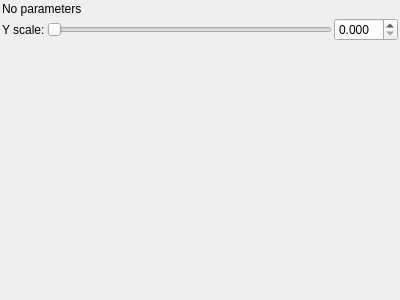
First picture: the form in mandelbulber2/qt_data/fractal_msltoesym2.ui, repository buddhi1980/mandelbulber2, before the edit.
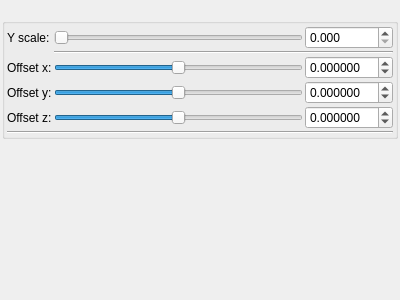
Second picture: the form after the edit. Custom widgets are drawn as their Qt base class.

```diff
--- a/mandelbulber2/qt_data/fractal_msltoesym2.ui
+++ b/mandelbulber2/qt_data/fractal_msltoesym2.ui
@@ -32,17 +32,101 @@
    <item>
     <widget class="QLabel" name="label">
      <property name="text">
-      <string>No parameters</string>
+      <string/>
      </property>
     </widget>
    </item>
    <item>
-    <layout class="QGridLayout" name="gridLayout">
+    <widget class="QGroupBox" name="groupBox">
+     <property name="toolTip">
+      <string>&lt;html&gt;&lt;head/&gt;&lt;body&gt;&lt;p&gt;&lt;span style=&quot; color:#000000;&quot;&gt;/* MsltoeSym2 from mbulb3d, also somewhere on fractalforums */&lt;/span&gt;&lt;/p&gt;&lt;/body&gt;&lt;/html&gt;</string>
+     </property>
+     <property name="title">
+      <string/>
+     </property>
+     <property name="checkable">
+      <bool>false</bool>
+     </property>
+     <layout class="QVBoxLayout" name="verticalLayout_29" stretch="0,0">
      <property name="spacing">
       <number>2</number>
      </property>
-     <item row="0" column="1">
-      <widget class="QSlider" name="slider_msltoesym2_y_multiplier">
+      <property name="leftMargin">
+       <number>2</number>
+      </property>
+      <property name="topMargin">
+       <number>2</number>
+      </property>
+      <property name="rightMargin">
+       <number>2</number>
+      </property>
+      <property name="bottomMargin">
+       <number>2</number>
+      </property>
+      <item>
+       <layout class="QGridLayout" name="gridLayout_63">
+        <property name="spacing">
+         <number>2</number>
+        </property>
+        <item row="3" column="3">
+         <widget class="MyDoubleSpinBox" name="spinbox3_transf_addition_constant_x">
+          <property name="sizePolicy">
+           <sizepolicy hsizetype="Minimum" vsizetype="Maximum">
+            <horstretch>0</horstretch>
+            <verstretch>0</verstretch>
+           </sizepolicy>
+          </property>
+          <property name="prefix">
+           <string/>
+          </property>
+          <property name="suffix">
+           <string/>
+          </property>
+          <property name="decimals">
+           <number>6</number>
+          </property>
+          <property name="minimum">
+           <double>-99.989999999999995</double>
+          </property>
+          <property name="maximum">
+           <double>99.989999999999995</double>
+          </property>
+          <property name="singleStep">
+           <double>0.100000000000000</double>
+          </property>
+         </widget>
+        </item>
+        <item row="4" column="2">
+         <widget class="QSlider" name="slider3_transf_addition_constant_y">
+          <property name="sizePolicy">
+           <sizepolicy hsizetype="Expanding" vsizetype="Maximum">
+            <horstretch>0</horstretch>
+            <verstretch>0</verstretch>
+           </sizepolicy>
+          </property>
+          <property name="minimum">
+           <number>-5000000</number>
+          </property>
+          <property name="maximum">
+           <number>5000000</number>
+          </property>
+          <property name="singleStep">
+           <number>1</number>
+          </property>
+          <property name="orientation">
+           <enum>Qt::Horizontal</enum>
+          </property>
+         </widget>
+        </item>
+        <item row="2" column="2" colspan="2">
+         <widget class="Line" name="line_53">
+          <property name="orientation">
+           <enum>Qt::Horizontal</enum>
+          </property>
+         </widget>
+        </item>
+        <item row="0" column="2">
+         <widget class="QSlider" name="slider_transf_scale">
        <property name="sizePolicy">
         <sizepolicy hsizetype="Expanding" vsizetype="Maximum">
          <horstretch>0</horstretch>
@@ -66,15 +150,37 @@
        </property>
       </widget>
      </item>
-     <item row="0" column="0">
-      <widget class="QLabel" name="label_8">
+        <item row="5" column="2">
+         <widget class="QSlider" name="slider3_transf_addition_constant_z">
+          <property name="sizePolicy">
+           <sizepolicy hsizetype="Expanding" vsizetype="Maximum">
+            <horstretch>0</horstretch>
+            <verstretch>0</verstretch>
+           </sizepolicy>
+          </property>
+          <property name="minimum">
+           <number>-5000000</number>
+          </property>
+          <property name="maximum">
+           <number>5000000</number>
+          </property>
+          <property name="singleStep">
+           <number>1</number>
+          </property>
+          <property name="orientation">
+           <enum>Qt::Horizontal</enum>
+          </property>
+         </widget>
+        </item>
+        <item row="3" column="1">
+         <widget class="QLabel" name="label_253">
        <property name="text">
-        <string>Y scale:</string>
+           <string>Offset x:</string>
        </property>
       </widget>
      </item>
-     <item row="0" column="2">
-      <widget class="MyDoubleSpinBox" name="spinbox_msltoesym2_y_multiplier">
+        <item row="0" column="3">
+         <widget class="MyDoubleSpinBox" name="spinbox_transf_scale">
        <property name="sizePolicy">
         <sizepolicy hsizetype="Minimum" vsizetype="Maximum">
          <horstretch>0</horstretch>
@@ -101,7 +207,116 @@
        </property>
       </widget>
      </item>
-    </layout>
+        <item row="0" column="1">
+         <widget class="QLabel" name="label_8">
+          <property name="text">
+           <string>Y scale:</string>
+          </property>
+         </widget>
+        </item>
+        <item row="3" column="2">
+         <widget class="QSlider" name="slider3_transf_addition_constant_x">
+          <property name="sizePolicy">
+           <sizepolicy hsizetype="Preferred" vsizetype="Preferred">
+            <horstretch>0</horstretch>
+            <verstretch>0</verstretch>
+           </sizepolicy>
+          </property>
+          <property name="minimum">
+           <number>-5000000</number>
+          </property>
+          <property name="maximum">
+           <number>5000000</number>
+          </property>
+          <property name="singleStep">
+           <number>1</number>
+          </property>
+          <property name="orientation">
+           <enum>Qt::Horizontal</enum>
+          </property>
+         </widget>
+        </item>
+        <item row="4" column="1">
+         <widget class="QLabel" name="label_255">
+          <property name="text">
+           <string>Offset y:</string>
+          </property>
+         </widget>
+        </item>
+        <item row="5" column="1">
+         <widget class="QLabel" name="label_257">
+          <property name="text">
+           <string>Offset z:</string>
+          </property>
+         </widget>
+        </item>
+        <item row="5" column="3">
+         <widget class="MyDoubleSpinBox" name="spinbox3_transf_addition_constant_z">
+          <property name="sizePolicy">
+           <sizepolicy hsizetype="Minimum" vsizetype="Maximum">
+            <horstretch>0</horstretch>
+            <verstretch>0</verstretch>
+           </sizepolicy>
+          </property>
+          <property name="prefix">
+           <string/>
+          </property>
+          <property name="suffix">
+           <string/>
+          </property>
+          <property name="decimals">
+           <number>6</number>
+          </property>
+          <property name="minimum">
+           <double>-99.989999999999995</double>
+          </property>
+          <property name="maximum">
+           <double>99.989999999999995</double>
+          </property>
+          <property name="singleStep">
+           <double>0.100000000000000</double>
+          </property>
+         </widget>
+        </item>
+        <item row="4" column="3">
+         <widget class="MyDoubleSpinBox" name="spinbox3_transf_addition_constant_y">
+          <property name="sizePolicy">
+           <sizepolicy hsizetype="Minimum" vsizetype="Maximum">
+            <horstretch>0</horstretch>
+            <verstretch>0</verstretch>
+           </sizepolicy>
+          </property>
+          <property name="prefix">
+           <string/>
+          </property>
+          <property name="suffix">
+           <string/>
+          </property>
+          <property name="decimals">
+           <number>6</number>
+          </property>
+          <property name="minimum">
+           <double>-99.989999999999995</double>
+          </property>
+          <property name="maximum">
+           <double>99.989999999999995</double>
+          </property>
+          <property name="singleStep">
+           <double>0.100000000000000</double>
+          </property>
+         </widget>
+        </item>
+       </layout>
+      </item>
+      <item>
+       <widget class="Line" name="line_55">
+        <property name="orientation">
+         <enum>Qt::Horizontal</enum>
+        </property>
+       </widget>
+      </item>
+     </layout>
+    </widget>
    </item>
    <item>
     <spacer name="verticalSpacer">
```
Lines whose indentation alone changed are shown as unchanged.
